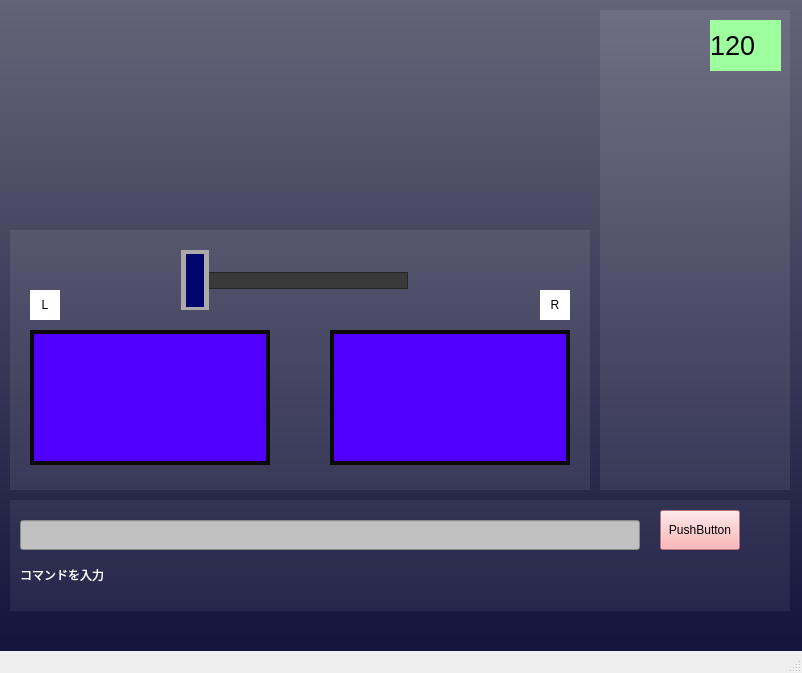
Qt form pttvj/mainwindow.ui (monptt/pttvj) before a commit.
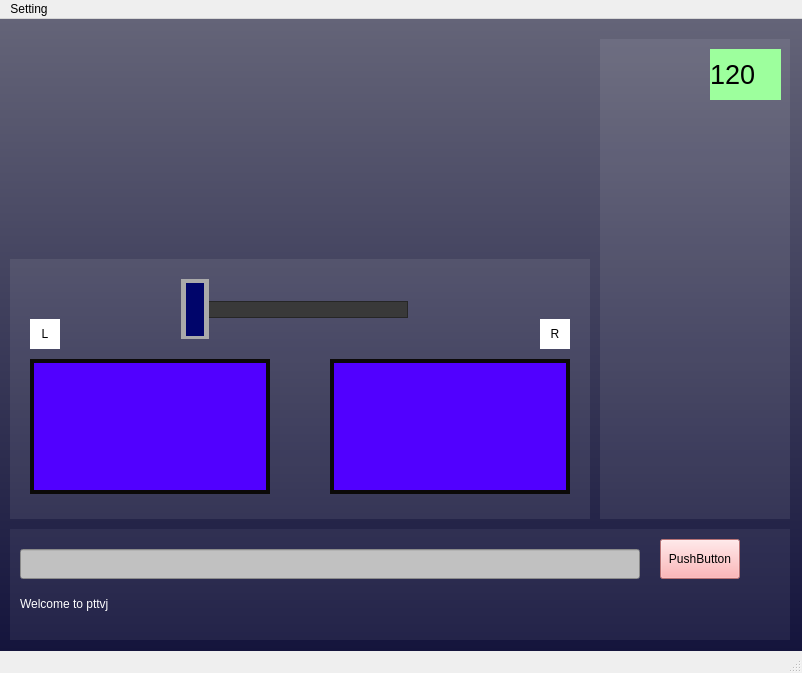
The same form after that commit.

Commit message: preparation of camera setting

```diff
--- a/pttvj/mainwindow.ui
+++ b/pttvj/mainwindow.ui
@@ -26,7 +26,7 @@
     <property name="geometry">
      <rect>
       <x>10</x>
-      <y>500</y>
+      <y>510</y>
       <width>780</width>
       <height>111</height>
      </rect>
@@ -82,7 +82,7 @@
 color: rgb(255, 255, 255);</string>
      </property>
      <property name="text">
-      <string>コマンドを入力</string>
+      <string>Welcome to pttvj</string>
      </property>
     </widget>
    </widget>
@@ -90,7 +90,7 @@
     <property name="geometry">
      <rect>
       <x>10</x>
-      <y>230</y>
+      <y>240</y>
       <width>580</width>
       <height>260</height>
      </rect>
@@ -231,7 +231,7 @@
     <property name="geometry">
      <rect>
       <x>600</x>
-      <y>10</y>
+      <y>20</y>
       <width>190</width>
       <height>480</height>
      </rect>
@@ -273,6 +273,13 @@
      <height>21</height>
     </rect>
    </property>
+   <widget class="QMenu" name="menuSetting">
+    <property name="title">
+     <string>Setting</string>
+    </property>
+    <addaction name="actionCamera"/>
+   </widget>
+   <addaction name="menuSetting"/>
   </widget>
   <widget class="QStatusBar" name="statusbar"/>
  </widget>
```
Left out of the diff: 5 changed lines with no effect on the pictures. The commit also changes 4 other files.
